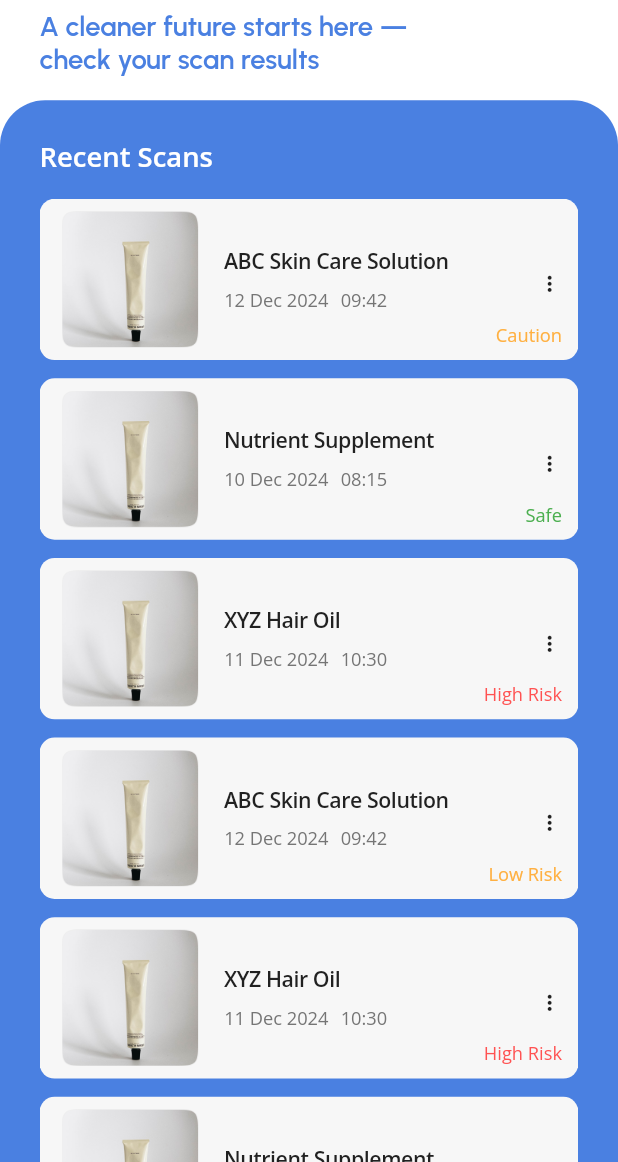
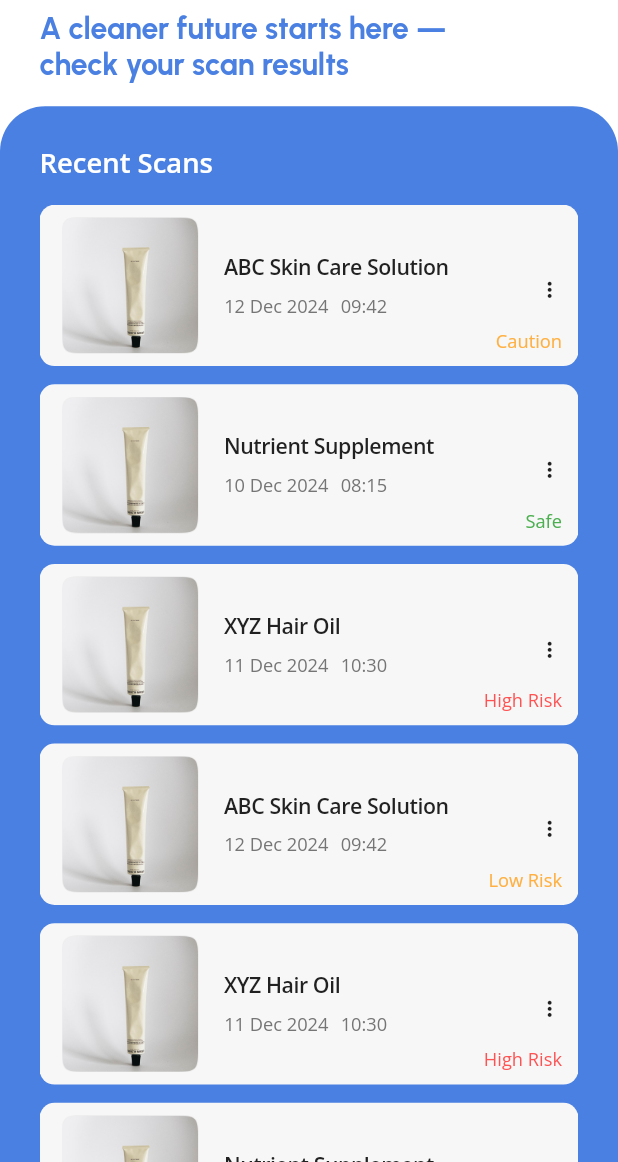
Before and after one commit to Webgenius0/projectGenzeh_App, a Flutter app: the HistoryScreen screen opened directly, on a phone screen of 412 x 824 dp, the part 74-1236 px from its top. Run offline on Flutter 3.47's test engine with Material 3 defaults, Android fonts, the phone set to English and light mode, and no system bars; drawn by our look-alikes of auto_animated; our stand-ins replace camera, dio, flutter_otp_text_field, flutter_screenutil, flutter_svg, flutter_switch and 8 more; accounts and stored records are empty.

Commit message:
update done

```diff
--- a/lib/constants/text_font_style.dart
+++ b/lib/constants/text_font_style.dart
@@ -28,8 +28,11 @@ class TextFontStyle {
   static final textStyle12c0A3004PoppinsW500 = GoogleFonts.poppins(
       color: AppColors.c0A3004, fontSize: 12.sp, fontWeight: FontWeight.w500);
 
-  static final textStyle18c4A80E1PoppinsW500 = GoogleFonts.urbanist(
+  static final textStyle18c4A80E1PoppinsW600 = GoogleFonts.urbanist(
       color: AppColors.c4A80E1, fontSize: 18.sp, fontWeight: FontWeight.w600);
+
+  static final textStyle18c4A80E1PoppinsW700 = GoogleFonts.urbanist(
+      color: AppColors.c4A80E1, fontSize: 20.sp, fontWeight: FontWeight.w700);
 
   static final textStyle18cffffffOpenSansW600 = GoogleFonts.openSans(
       color: AppColors.cffffff, fontSize: 18.sp, fontWeight: FontWeight.w600);
--- a/lib/features/history/presentation/history_screen.dart
+++ b/lib/features/history/presentation/history_screen.dart
@@ -109,7 +109,8 @@ class _HistoryScreenState extends State<HistoryScreen> {
               children: [
                 Text(
                   "A cleaner future starts here —\ncheck your scan results",
-                  style: TextFontStyle.textStyle18c4A80E1PoppinsW500,
+                  style: TextFontStyle.textStyle18c4A80E1PoppinsW700
+                      .copyWith(fontSize: 20),
                 ),
               ],
             ),
--- a/lib/features/insight/presentation/insight_screen.dart
+++ b/lib/features/insight/presentation/insight_screen.dart
@@ -104,7 +104,8 @@ class _InsightScreenState extends State<InsightScreen> {
               children: [
                 Text(
                   "Small steps, big change —\nlet’s finish this microplastic discovery",
-                  style: TextFontStyle.textStyle18c4A80E1PoppinsW500,
+                  style: TextFontStyle.textStyle18c4A80E1PoppinsW700
+                      .copyWith(fontSize: 20),
                 ),
               ],
             ),
```
